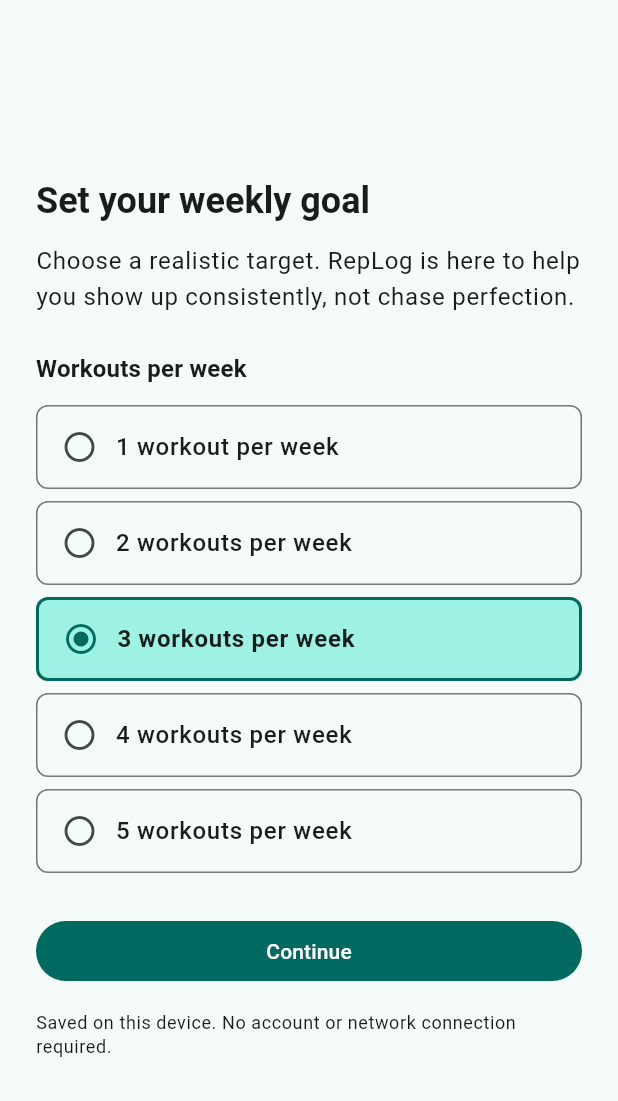
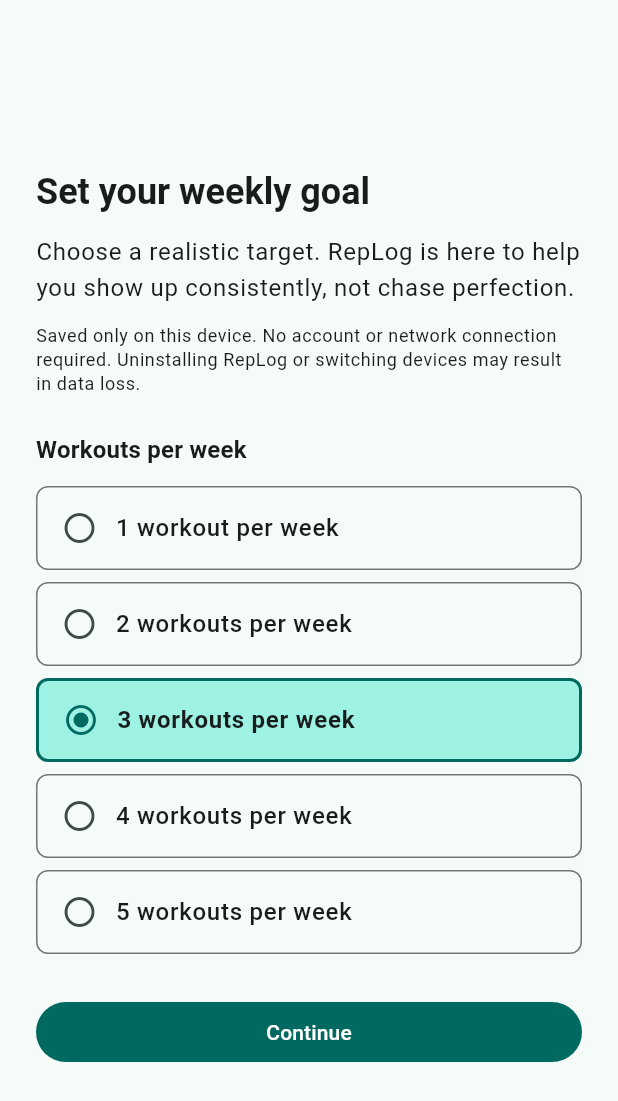
Before and after one commit to 4yearsproject2029/flowfit, a Flutter app: the screen it shows after launch, on a phone screen of 412 x 824 dp. Shown: the top 1101 px of the screen. Run offline on Flutter 3.47's test engine with Material 3 defaults, Android fonts, the light colour scheme and no system bars; our stand-ins replace hive, hive_flutter; accounts and stored records are empty.

Commit message:
feat: RL - 0004 completed

```diff
--- a/lib/features/onboarding/screens/onboarding_screen.dart
+++ b/lib/features/onboarding/screens/onboarding_screen.dart
@@ -46,6 +46,11 @@ class _OnboardingScreenState extends State<OnboardingScreen> {
                   'Choose a realistic target. RepLog is here to help you show up consistently, not chase perfection.',
                   style: Theme.of(context).textTheme.bodyLarge,
                 ),
+                const SizedBox(height: 12),
+                Text(
+                  'Saved only on this device. No account or network connection required. Uninstalling RepLog or switching devices may result in data loss.',
+                  style: Theme.of(context).textTheme.bodySmall,
+                ),
                 const SizedBox(height: 24),
                 Text(
                   'Workouts per week',
@@ -86,11 +91,6 @@ class _OnboardingScreenState extends State<OnboardingScreen> {
                     onPressed: isSaving ? null : _saveGoal,
                     child: Text(isSaving ? 'Saving...' : 'Continue'),
                   ),
-                ),
-                const SizedBox(height: 16),
-                Text(
-                  'Saved on this device. No account or network connection required.',
-                  style: Theme.of(context).textTheme.bodySmall,
                 ),
               ],
             ),
```
Also changed, not shown: lib/features/home/screens/home_screen.dart (+7 -0 lines), 13 other files.
